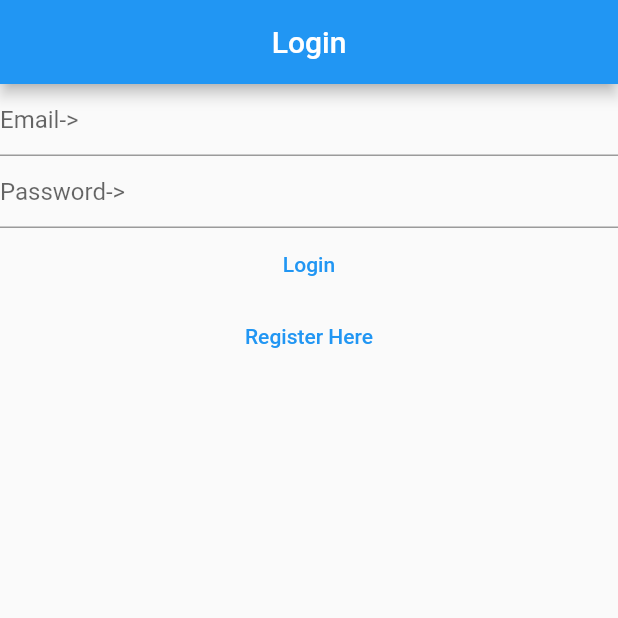
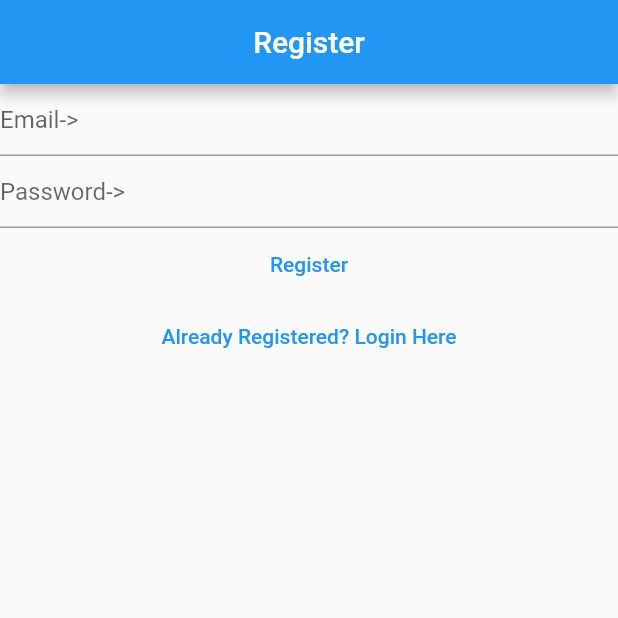
Before and after one commit to acandmishra/app1, a Flutter app: the screen it shows after launch, on a phone screen of 412 x 824 dp, the top half of it. Run offline on Flutter 3.47's test engine with Material 2 defaults, Android fonts, the phone set to English and light mode, and no system bars; our stand-ins replace firebase_auth, firebase_core; accounts and stored records are empty.

Commit message:
Commit 6
Setup the auto send email verification and provided the option to manually send one in case no email is received

```diff
--- a/lib/constants/routes.dart
+++ b/lib/constants/routes.dart
@@ -1,3 +1,4 @@
 const loginRoute = "/login/";
 const registerRoute = "/register/";
 const notesRoute = "/notes/";
+const verifyEmailRoute= "/verify-email/";
--- a/lib/main.dart
+++ b/lib/main.dart
@@ -21,6 +21,7 @@ void main() {
         loginRoute: (context) => const LoginView(),
         registerRoute: (context) => const RegisterView(),
         notesRoute: (context) => const NotesView(),
+        verifyEmailRoute:(context) => const VerifyEmailView(),
       }
     ));
 }
@@ -46,7 +47,7 @@ class HomePage extends StatelessWidget {
                   }
                 }
                 else{
-                  return const LoginView();
+                  return const RegisterView();
                 }
 
                 // if (user?.emailVerified ?? false) {
--- a/lib/views/login_view.dart
+++ b/lib/views/login_view.dart
@@ -58,6 +58,7 @@ class _LoginViewState extends State<LoginView> {
             onPressed: () async {
               final email = _email.text;
               final password = _password.text;
+
               try {
                 final userCredential =  await FirebaseAuth.instance.signInWithEmailAndPassword(
                 email: email,
--- a/lib/views/verify_email_view.dart
+++ b/lib/views/verify_email_view.dart
@@ -14,7 +14,8 @@ class _VerifyEmailViewState extends State<VerifyEmailView> {
     return  Scaffold(
       appBar:AppBar(title:const Text("Email Verification"),),
       body: Column(children: [
-          const Text("Pls verify your email!"),
+          const Text("Email verification sent on registered id"),
+          const Text("Haven't received yet , click below"),
           TextButton(onPressed: () {
             final user = FirebaseAuth.instance.currentUser;
             user?.sendEmailVerification();
```
Also changed, not shown: lib/views/register_view.dart (+16 -6 lines).
